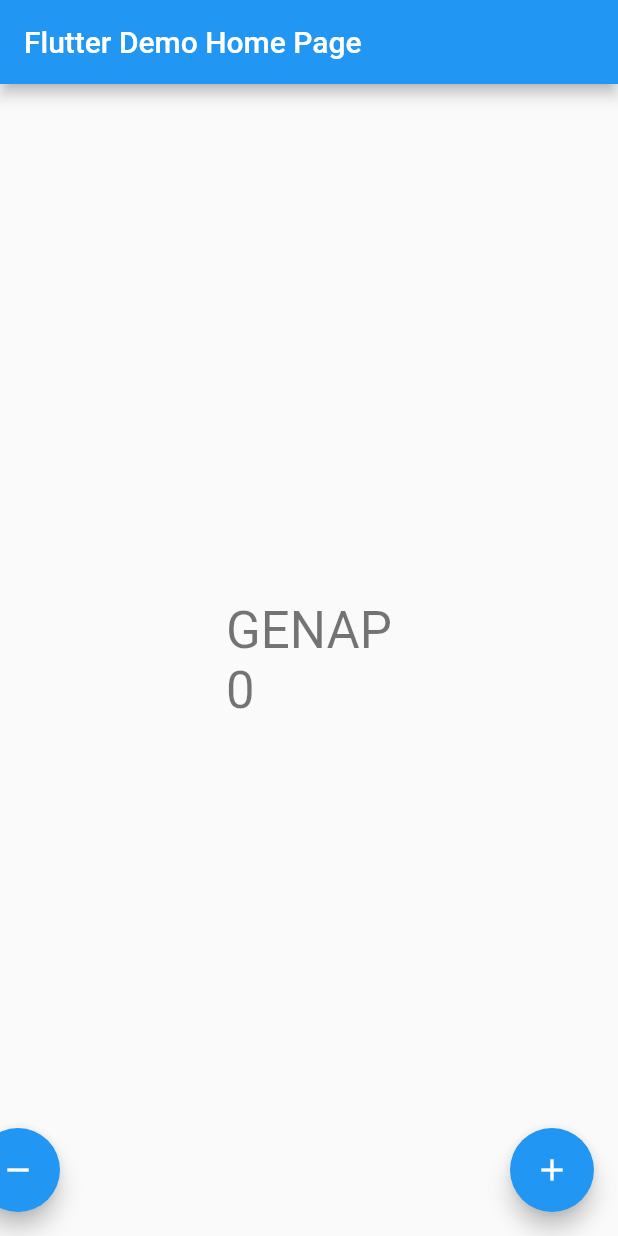
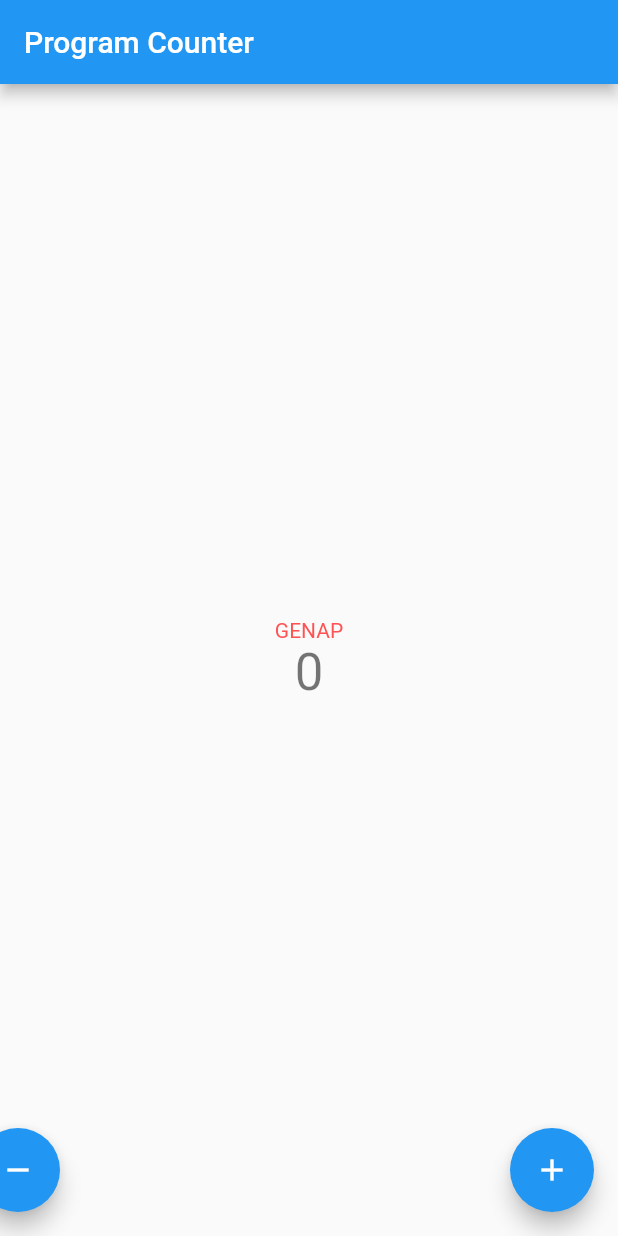
Before and after one commit to alifismady/pbp-flutter-lab, a Flutter app: the screen it shows after launch, on a phone screen of 412 x 824 dp. Run offline on Flutter 3.47's test engine with Material 2 defaults, Android fonts, the phone set to English and light mode, and no system bars.

```diff
--- a/counter_7/lib/main.dart
+++ b/counter_7/lib/main.dart
@@ -11,7 +11,7 @@ class MyApp extends StatelessWidget {
   @override
   Widget build(BuildContext context) {
     return MaterialApp(
-      title: 'Flutter Demo',
+      title: 'Flutter Tugas Hehe',
       theme: ThemeData(
         // This is the theme of your application.
         //
@@ -24,7 +24,7 @@ class MyApp extends StatelessWidget {
         // is not restarted.
         primarySwatch: Colors.blue,
       ),
-      home: const MyHomePage(title: 'Flutter Demo Home Page'),
+      home: const MyHomePage(title: 'Program Counter'),
     );
   }
 }
@@ -121,7 +121,10 @@ class _MyHomePageState extends State<MyHomePage> {
           mainAxisAlignment: MainAxisAlignment.center,
           children: <Widget>[
             Text(
-              '$output\n$_counter',
+              '$output',
+              style: TextStyle(color: _counter % 2 == 0 ? Colors.redAccent : Colors.blueAccent)),
+            Text(
+              '$_counter',
               style: Theme.of(context).textTheme.headline4,
             ),
           ],
```
